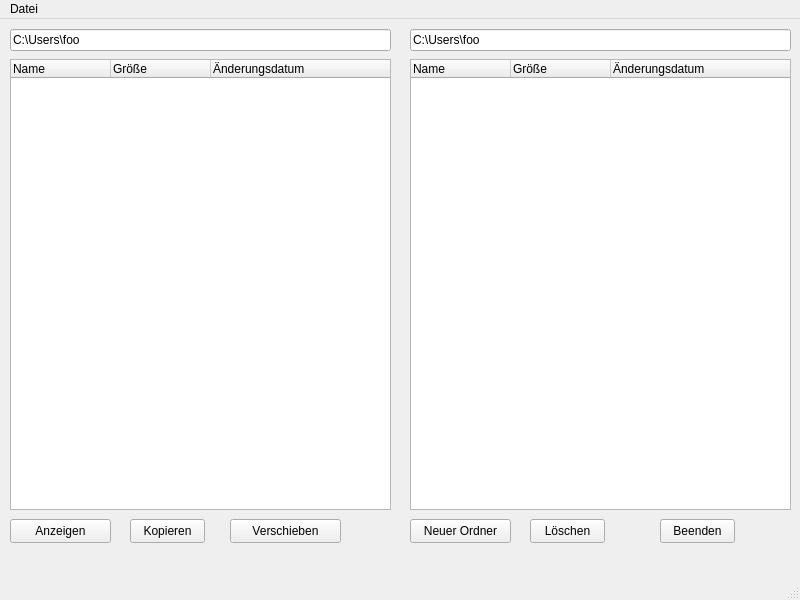
The window that mainwindow.ui (striezel/qt-commander) describes before a commit, drawn with Qt 5.
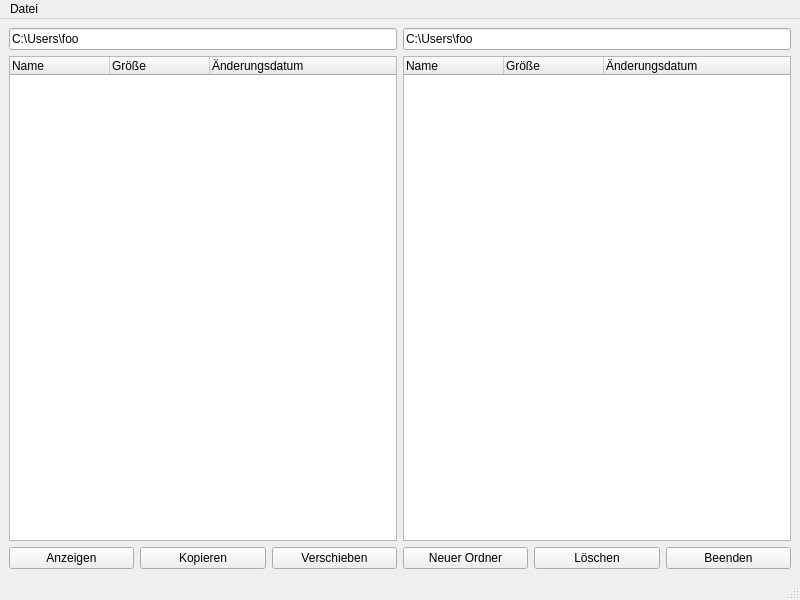
The same window after the commit. Icons and pictures are not drawn.

Commit message: use grid layout + implement basic directory listing functionality

```diff
--- a/mainwindow.ui
+++ b/mainwindow.ui
@@ -17,15 +17,9 @@
    <iconset theme="QIcon::ThemeIcon::DocumentNew"/>
   </property>
   <widget class="QWidget" name="centralwidget">
+   <layout class="QGridLayout" name="gridLayout">
+    <item row="0" column="0" colspan="3">
    <widget class="QLineEdit" name="lnEdPathLeft">
-    <property name="geometry">
-     <rect>
-      <x>10</x>
-      <y>10</y>
-      <width>381</width>
-      <height>22</height>
-     </rect>
-    </property>
     <property name="text">
      <string>C:\Users\foo</string>
     </property>
@@ -33,15 +27,9 @@
      <bool>true</bool>
     </property>
    </widget>
+    </item>
+    <item row="0" column="3" colspan="3">
    <widget class="QLineEdit" name="lnEdPathRight">
-    <property name="geometry">
-     <rect>
-      <x>410</x>
-      <y>10</y>
-      <width>381</width>
-      <height>22</height>
-     </rect>
-    </property>
     <property name="text">
      <string>C:\Users\foo</string>
     </property>
@@ -49,15 +37,9 @@
      <bool>true</bool>
     </property>
    </widget>
+    </item>
+    <item row="1" column="0" colspan="3">
    <widget class="QTreeWidget" name="treeWidgetLeft">
-    <property name="geometry">
-     <rect>
-      <x>10</x>
-      <y>40</y>
-      <width>381</width>
-      <height>451</height>
-     </rect>
-    </property>
     <property name="columnCount">
      <number>3</number>
     </property>
@@ -77,15 +59,9 @@
      </property>
     </column>
    </widget>
+    </item>
+    <item row="1" column="3" colspan="3">
    <widget class="QTreeWidget" name="treeWidgetRight">
-    <property name="geometry">
-     <rect>
-      <x>410</x>
-      <y>40</y>
-      <width>381</width>
-      <height>451</height>
-     </rect>
-    </property>
     <property name="columnCount">
      <number>3</number>
     </property>
@@ -105,84 +81,62 @@
      </property>
     </column>
    </widget>
+    </item>
+    <item row="2" column="0">
    <widget class="QPushButton" name="btnView">
-    <property name="geometry">
-     <rect>
-      <x>10</x>
-      <y>500</y>
-      <width>101</width>
-      <height>24</height>
-     </rect>
-    </property>
     <property name="text">
      <string>Anzeigen</string>
     </property>
    </widget>
+    </item>
+    <item row="2" column="1">
    <widget class="QPushButton" name="btnCopy">
-    <property name="geometry">
-     <rect>
-      <x>130</x>
-      <y>500</y>
-      <width>75</width>
-      <height>24</height>
-     </rect>
-    </property>
     <property name="text">
      <string>Kopieren</string>
     </property>
-   </widget>
+      <property name="icon">
+       <iconset theme="edit-copy"/>
+      </property>
+     </widget>
+    </item>
+    <item row="2" column="2">
    <widget class="QPushButton" name="btnMove">
-    <property name="geometry">
-     <rect>
-      <x>230</x>
-      <y>500</y>
-      <width>111</width>
-      <height>24</height>
-     </rect>
-    </property>
     <property name="text">
      <string>Verschieben</string>
     </property>
    </widget>
+    </item>
+    <item row="2" column="3">
    <widget class="QPushButton" name="btnCreateDirectory">
-    <property name="geometry">
-     <rect>
-      <x>410</x>
-      <y>500</y>
-      <width>101</width>
-      <height>24</height>
-     </rect>
-    </property>
     <property name="text">
      <string>Neuer Ordner</string>
     </property>
-   </widget>
+      <property name="icon">
+       <iconset theme="folder-new"/>
+      </property>
+     </widget>
+    </item>
+    <item row="2" column="4">
    <widget class="QPushButton" name="btnRemove">
-    <property name="geometry">
-     <rect>
-      <x>530</x>
-      <y>500</y>
-      <width>75</width>
-      <height>24</height>
-     </rect>
-    </property>
     <property name="text">
      <string>Löschen</string>
     </property>
-   </widget>
+      <property name="icon">
+       <iconset theme="edit-delete"/>
+      </property>
+     </widget>
+    </item>
+    <item row="2" column="5">
    <widget class="QPushButton" name="btnExit">
-    <property name="geometry">
-     <rect>
-      <x>660</x>
-      <y>500</y>
-      <width>75</width>
-      <height>24</height>
-     </rect>
-    </property>
     <property name="text">
      <string>Beenden</string>
     </property>
-   </widget>
+      <property name="icon">
+       <iconset theme="application-exit"/>
+      </property>
+     </widget>
+    </item>
+   </layout>
   </widget>
   <widget class="QMenuBar" name="menubar">
    <property name="geometry">
```
Lines whose indentation alone changed are shown as unchanged. The commit also changes 2 other files.
